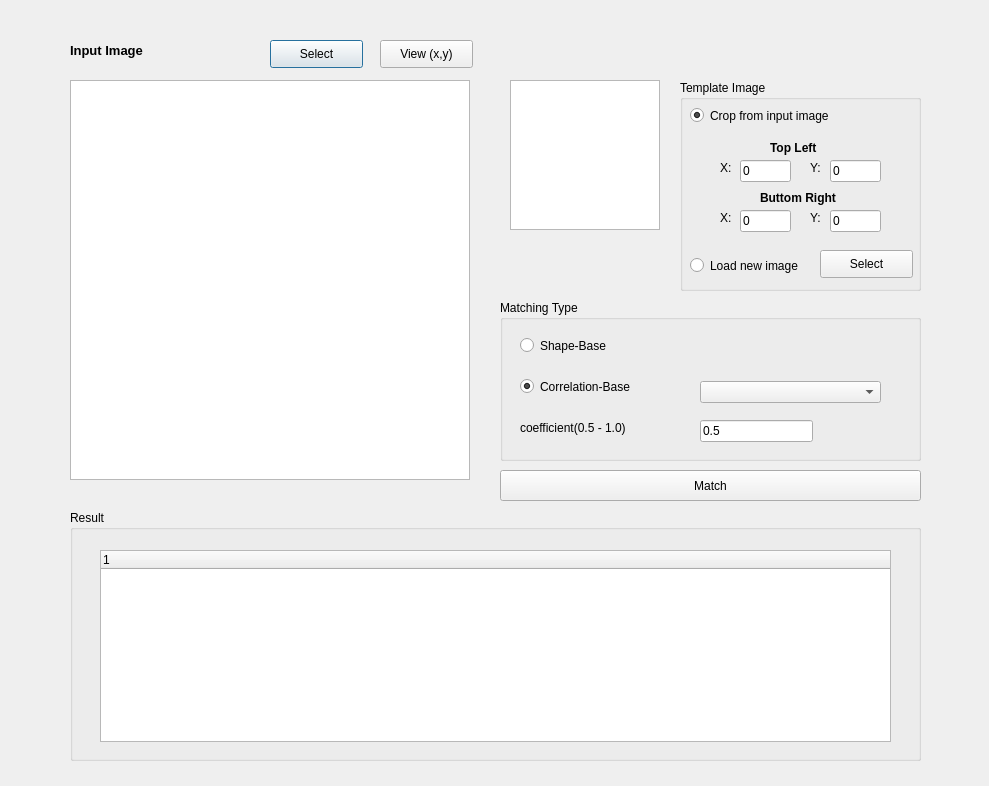
Old version of the form dialog.ui in the repository JXQJ/QT_Matching_Image.
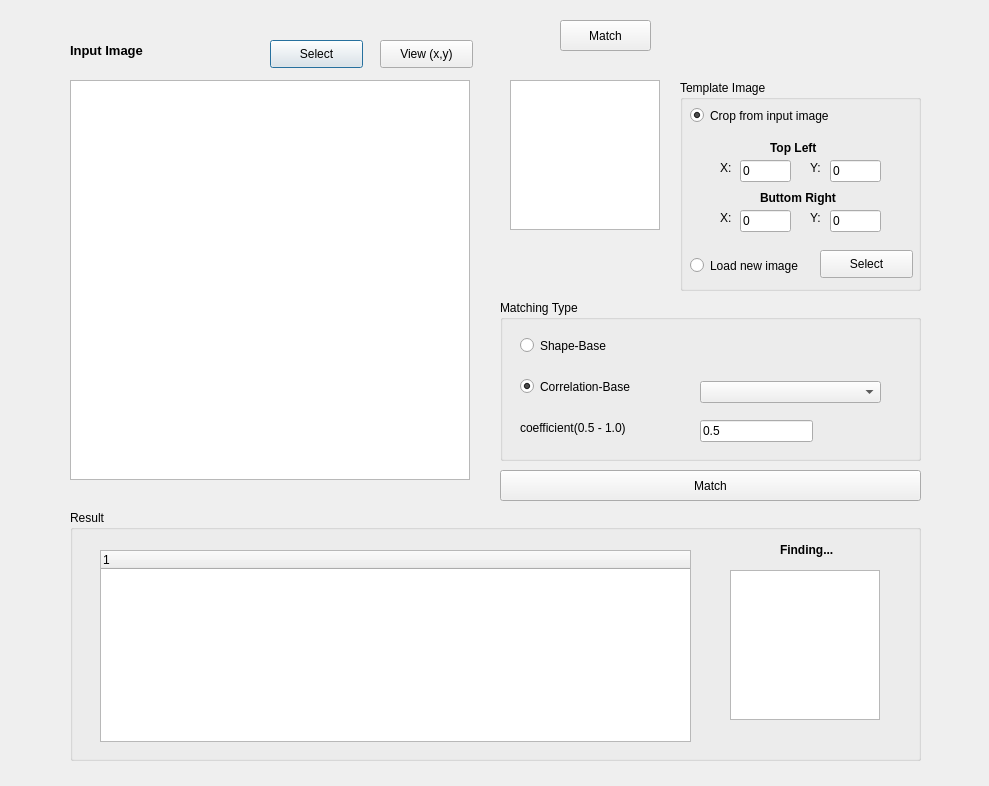
New version of the form.

Commit message: match Rotate image

Patch:
```diff
--- a/dialog.ui
+++ b/dialog.ui
@@ -190,7 +190,7 @@
      <rect>
       <x>30</x>
       <y>40</y>
-      <width>791</width>
+      <width>591</width>
       <height>192</height>
      </rect>
     </property>
@@ -200,6 +200,46 @@
      </property>
     </column>
    </widget>
+   <widget class="QLabel" name="label3">
+    <property name="geometry">
+     <rect>
+      <x>680</x>
+      <y>80</y>
+      <width>110</width>
+      <height>110</height>
+     </rect>
+    </property>
+    <property name="text">
+     <string/>
+    </property>
+   </widget>
+   <widget class="QListView" name="listView_3">
+    <property name="geometry">
+     <rect>
+      <x>660</x>
+      <y>60</y>
+      <width>150</width>
+      <height>150</height>
+     </rect>
+    </property>
+   </widget>
+   <widget class="QLabel" name="label_10">
+    <property name="geometry">
+     <rect>
+      <x>710</x>
+      <y>30</y>
+      <width>61</width>
+      <height>21</height>
+     </rect>
+    </property>
+    <property name="text">
+     <string>&lt;html&gt;&lt;head/&gt;&lt;body&gt;&lt;p&gt;&lt;span style=&quot; font-weight:600;&quot;&gt;Finding...&lt;/span&gt;&lt;/p&gt;&lt;/body&gt;&lt;/html&gt;</string>
+    </property>
+   </widget>
+   <zorder>listView_3</zorder>
+   <zorder>result</zorder>
+   <zorder>label3</zorder>
+   <zorder>label_10</zorder>
   </widget>
   <widget class="QGroupBox" name="groupBox_3">
    <property name="geometry">
@@ -412,6 +452,19 @@
     <string>View (x,y)</string>
    </property>
   </widget>
+  <widget class="QPushButton" name="btn_match_2">
+   <property name="geometry">
+    <rect>
+     <x>560</x>
+     <y>20</y>
+     <width>91</width>
+     <height>31</height>
+    </rect>
+   </property>
+   <property name="text">
+    <string>Match</string>
+   </property>
+  </widget>
   <zorder>listView_2</zorder>
   <zorder>listView</zorder>
   <zorder>label</zorder>
```
Left out of the diff: 1 changed line with no effect on the pictures. The commit also changes 10 other files.
